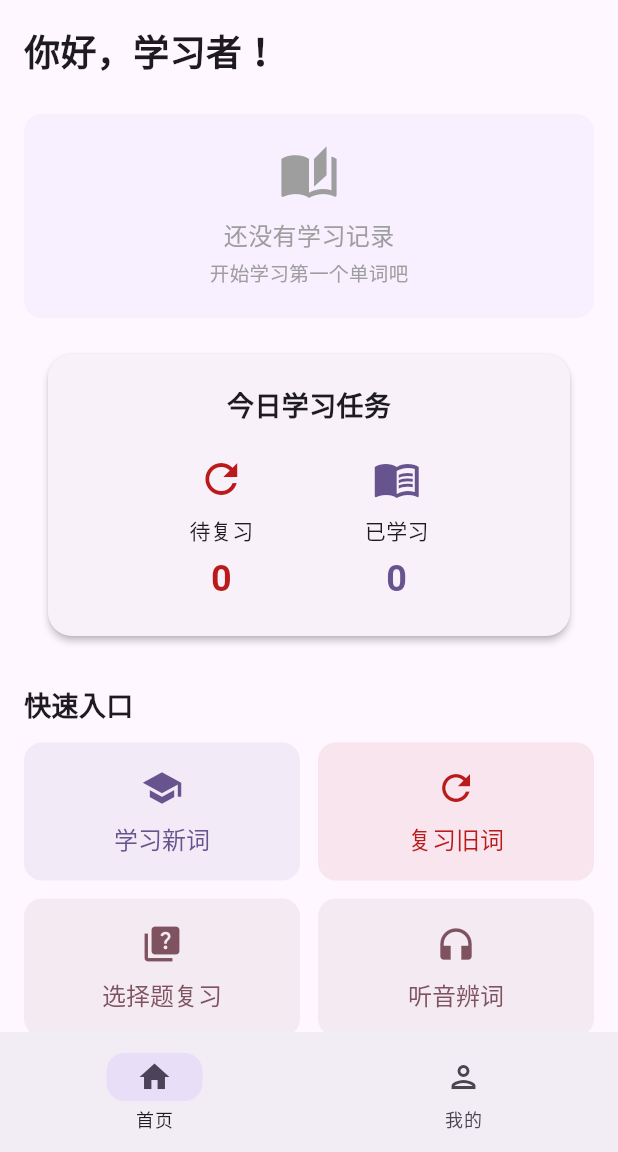
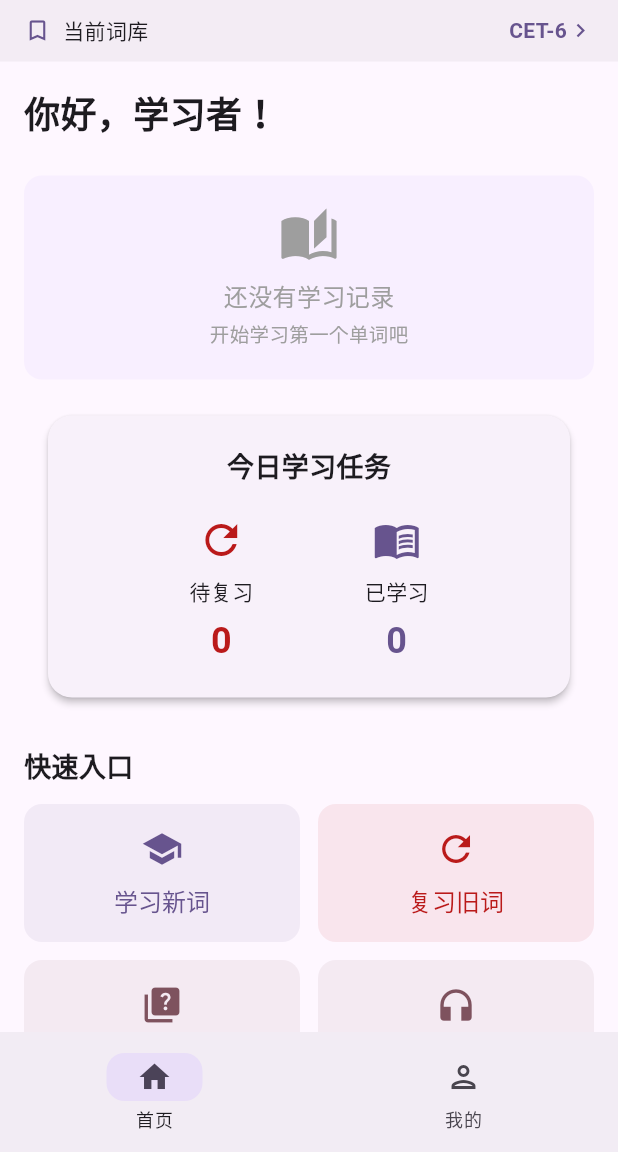
Before and after one commit to WENXXHH/Memora-, a Flutter app: the HomeScreen screen opened by its route, on a phone screen of 412 x 824 dp, the part 84-1236 px from its top. Run offline on Flutter 3.47's test engine with Material 3 defaults, Android fonts, the phone set to English and light mode, and no system bars; our stand-ins replace dio, flutter_riverpod, flutter_tts, freezed_annotation, get_it, go_router and 3 more; accounts and stored records are empty.

Commit message:
refactor:统一学习模式读取当前词库

```diff
--- a/lib/features/home/pages/home_screen.dart
+++ b/lib/features/home/pages/home_screen.dart
@@ -1,5 +1,9 @@
 import 'package:flutter/material.dart';
 import 'package:flutter_riverpod/flutter_riverpod.dart';
+import 'package:go_router/go_router.dart';
+
+import '../../../core/utils/built_in_word_books.dart';
+import '../../word_book_selection/providers/current_word_book_providers.dart';
 import '../providers/home_providers.dart';
 import '../state/home_state.dart';
 import '../widgets/today_task_card.dart';
@@ -9,6 +13,9 @@ import '../widgets/statistics_card.dart';
 /// 首页
 ///
 /// 应用主页面，展示学习概览和快速入口。
+/// 数据跟随当前词库（currentWordBookIdProvider）加载与刷新：
+/// - 首次进入按当前词库加载
+/// - 切换词库后自动重新加载（doc 24 / 40）
 /// 支持四种 UI 状态：加载中、正常数据、空数据（首次启动）、错误。
 class HomeScreen extends ConsumerStatefulWidget {
   const HomeScreen({super.key});
@@ -24,20 +31,26 @@ class _HomeScreenState extends ConsumerState<HomeScreen> {
   @override
   void initState() {
     super.initState();
-    // 使用 Future.microtask 确保在 build 完成后异步加载数据
-    _loadData();
+    // 首次进入按当前词库加载（Future.microtask 确保 build 完成后异步加载）
+    _loadDataFor(ref.read(currentWordBookIdProvider));
   }
 
-  /// 异步加载首页数据
-  void _loadData() {
+  /// 为指定词库异步加载首页数据
+  void _loadDataFor(String wordBookId) {
     Future.microtask(() {
-      ref.read(homeControllerProvider.notifier).loadData();
+      ref.read(homeControllerProvider(wordBookId).notifier).loadData();
     });
   }
 
   @override
   Widget build(BuildContext context) {
-    final homeState = ref.watch(homeControllerProvider);
+    final wordBookId = ref.watch(currentWordBookIdProvider);
+    final homeState = ref.watch(homeControllerProvider(wordBookId));
+
+    // 切换词库后刷新统计，避免首页仍显示旧词库数据（doc 24 / 40 / Bug 3）
+    ref.listen(currentWordBookIdProvider, (previous, next) {
+      if (previous != next) _loadDataFor(next);
+    });
 
     return Scaffold(
       appBar: AppBar(
@@ -45,12 +58,54 @@ class _HomeScreenState extends ConsumerState<HomeScreen> {
         centerTitle: true,
         elevation: 0,
       ),
-      body: _buildBody(homeState),
+      body: Column(
+        children: [
+          _buildCurrentWordBookBar(wordBookId),
+          Expanded(child: _buildBody(homeState, wordBookId)),
+        ],
+      ),
+    );
+  }
+
+  /// 当前词库展示（doc 22 最小 UI），点击进入词库选择页。
+  Widget _buildCurrentWordBookBar(String wordBookId) {
+    final colorScheme = Theme.of(context).colorScheme;
+    final name = BuiltInWordBooks.findById(wordBookId)?.name ?? wordBookId;
+
+    return Material(
+      color: colorScheme.surfaceContainerHighest.withValues(alpha: 0.5),
+      child: InkWell(
+        onTap: () => context.push('/word-books'),
+        child: Padding(
+          padding: const EdgeInsets.symmetric(horizontal: 16, vertical: 10),
+          child: Row(
+            children: [
+              Icon(
+                Icons.bookmark_outline,
+                size: 18,
+                color: colorScheme.primary,
+              ),
+              const SizedBox(width: 8),
+              const Text('当前词库', style: TextStyle(fontSize: 14)),
+              const Spacer(),
+              Text(
+                name,
+                style: TextStyle(
+                  fontSize: 14,
+                  fontWeight: FontWeight.bold,
+                  color: colorScheme.primary,
+                ),
+              ),
+              Icon(Icons.chevron_right, size: 18, color: colorScheme.primary),
+            ],
+          ),
+        ),
+      ),
     );
   }
 
   /// 根据状态构建不同内容
-  Widget _buildBody(HomeState homeState) {
+  Widget _buildBody(HomeState homeState, String wordBookId) {
     // 状态 1：加载中
     if (homeState.isLoading) {
       return const Center(child: CircularProgressIndicator());
@@ -73,7 +128,7 @@ class _HomeScreenState extends ConsumerState<HomeScreen> {
             ),
             const SizedBox(height: 24),
             ElevatedButton.icon(
-              onPressed: _loadData,
+              onPressed: () => _loadDataFor(wordBookId),
               icon: const Icon(Icons.refresh),
               label: const Text('重试'),
             ),
@@ -97,7 +152,7 @@ class _HomeScreenState extends ConsumerState<HomeScreen> {
             learnedCount: homeState.learnedCount,
           ),
           const SizedBox(height: 24),
-          const QuickActions(),
+          QuickActions(wordBookId: wordBookId),
           const SizedBox(height: 24),
           StatisticsCard(
             totalWords: homeState.totalWords,
--- a/lib/features/home/providers/home_providers.dart
+++ b/lib/features/home/providers/home_providers.dart
@@ -5,10 +5,14 @@ import '../../../providers/repository_providers.dart';
 
 /// 首页功能 Riverpod Provider 定义
 ///
-/// 按规范将 Provider 与 Controller 类分离
-final homeControllerProvider = StateNotifierProvider<HomeController, HomeState>(
-  (ref) => HomeController(
-    ref.read(wordRepositoryProvider),
-    ref.read(reviewRepositoryProvider),
-  ),
-);
+/// 按规范将 Provider 与 Controller 类分离。
+/// family(wordBookId)：每个词库一份独立首页状态（doc 26 / 40），
+/// 当前词库变化时页面自然 watch 新实例，统计自动跟随切换。
+final homeControllerProvider =
+    StateNotifierProvider.family<HomeController, HomeState, String>(
+      (ref, wordBookId) => HomeController(
+        wordBookId,
+        ref.read(wordRepositoryProvider),
+        ref.read(reviewRepositoryProvider),
+      ),
+    );
--- a/lib/features/home/widgets/quick_actions.dart
+++ b/lib/features/home/widgets/quick_actions.dart
@@ -6,8 +6,14 @@ import 'package:go_router/go_router.dart';
 /// 提供六个核心功能入口：学习新词、复习旧词、选择题复习、听音辨词、
 /// 拼写复习、查看词库。
 /// 使用 2×2 网格布局（3 行 × 2 列），支持路由跳转。
+///
+/// 学习类入口统一携带 [wordBookId]（由页面从 currentWordBookIdProvider
+/// 读取后传入，doc 17 / 28），保证四个模式读取同一个当前词库。
 class QuickActions extends StatelessWidget {
-  const QuickActions({super.key});
+  const QuickActions({super.key, required this.wordBookId});
+
+  /// 当前词库 Domain ID，所有学习类入口共享同一来源（doc 35）。
+  final String wordBookId;
 
   @override
   Widget build(BuildContext context) {
@@ -27,14 +33,15 @@ class QuickActions extends StatelessWidget {
               icon: Icons.school,
               label: '学习新词',
               color: colorScheme.primary,
-              onPressed: () => context.push('/learning'),
+              onPressed: () => context.push('/learning?wordBookId=$wordBookId'),
             ),
             const SizedBox(width: 12),
             _ActionButton(
               icon: Icons.refresh,
               label: '复习旧词',
               color: colorScheme.error,
-              onPressed: () => context.push('/learning?mode=review'),
+              onPressed: () =>
+                  context.push('/learning?mode=review&wordBookId=$wordBookId'),
             ),
           ],
         ),
@@ -45,14 +52,15 @@ class QuickActions extends StatelessWidget {
               icon: Icons.quiz,
               label: '选择题复习',
               color: colorScheme.tertiary,
-              onPressed: () => context.push('/choice'),
+              onPressed: () => context.push('/choice?wordBookId=$wordBookId'),
             ),
             const SizedBox(width: 12),
             _ActionButton(
               icon: Icons.headphones,
               label: '听音辨词',
               color: colorScheme.tertiary,
-              onPressed: () => context.push('/listening-quiz'),
+              onPressed: () =>
+                  context.push('/listening-quiz?wordBookId=$wordBookId'),
             ),
           ],
         ),
@@ -63,7 +71,8 @@ class QuickActions extends StatelessWidget {
               icon: Icons.spellcheck,
               label: '拼写复习',
               color: colorScheme.primary,
-              onPressed: () => context.push('/spelling-quiz'),
+              onPressed: () =>
+                  context.push('/spelling-quiz?wordBookId=$wordBookId'),
             ),
             const SizedBox(width: 12),
             _ActionButton(
--- a/lib/features/home/widgets/statistics_card.dart
+++ b/lib/features/home/widgets/statistics_card.dart
@@ -27,9 +27,7 @@ class StatisticsCard extends StatelessWidget {
 
     return Card(
       elevation: 2,
-      shape: RoundedRectangleBorder(
-        borderRadius: BorderRadius.circular(16),
-      ),
+      shape: RoundedRectangleBorder(borderRadius: BorderRadius.circular(16)),
       child: Padding(
         padding: const EdgeInsets.all(20),
         child: Column(
--- a/lib/features/home/widgets/today_task_card.dart
+++ b/lib/features/home/widgets/today_task_card.dart
@@ -23,9 +23,7 @@ class TodayTaskCard extends StatelessWidget {
 
     return Card(
       elevation: 2,
-      shape: RoundedRectangleBorder(
-        borderRadius: BorderRadius.circular(16),
-      ),
+      shape: RoundedRectangleBorder(borderRadius: BorderRadius.circular(16)),
       child: Padding(
         padding: const EdgeInsets.all(20),
         child: Column(
```
Also changed, not shown: lib/features/home/controller/home_controller.dart (+16 -9 lines), lib/features/learning/pages/learning_page.dart (+13 -2 lines), lib/features/listening_quiz/pages/listening_quiz_page.dart (+18 -9 lines), lib/features/listening_quiz/providers/listening_quiz_providers.dart (+6 -6 lines), lib/features/listening_quiz/widgets/listening_prompt.dart (+2 -7 lines), lib/features/multiple_choice/pages/multiple_choice_page.dart (+13 -2 lines), lib/features/spelling_quiz/pages/spelling_quiz_page.dart (+13 -2 lines).
